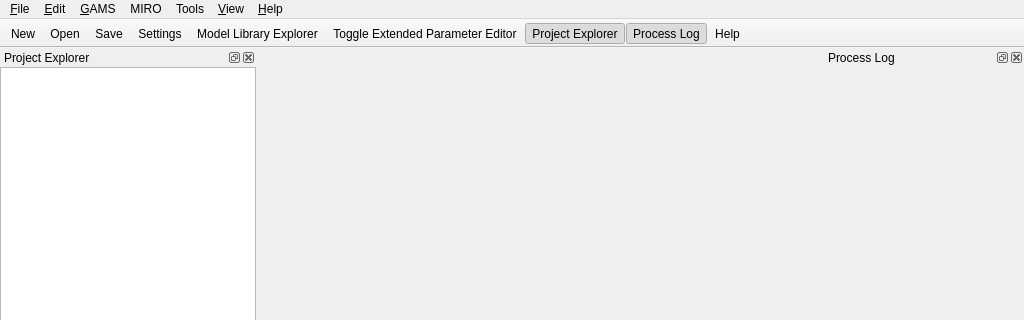
The window that src/mainwindow.ui (GAMS-dev/studio) describes before a commit, drawn with Qt 5; both pictures show x 0 to 1024 and y 0 to 320 of the 1024 by 768 pixel window.
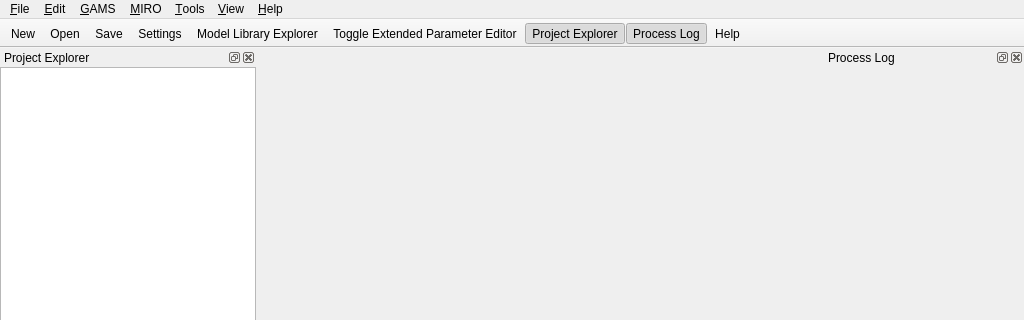
The same window after the commit. Icons and pictures are not drawn. Custom widgets are drawn as their Qt base class.

Commit message: main menu update

```diff
--- a/src/mainwindow.ui
+++ b/src/mainwindow.ui
@@ -247,14 +247,14 @@
    </widget>
    <widget class="QMenu" name="menuTools">
     <property name="title">
-     <string>Tools</string>
+     <string>&amp;Tools</string>
     </property>
     <addaction name="actionTerminal"/>
     <addaction name="actionGDX_Diff"/>
    </widget>
    <widget class="QMenu" name="menuMIRO">
     <property name="title">
-     <string>MIRO</string>
+     <string>&amp;MIRO</string>
     </property>
     <addaction name="actionBase_mode"/>
     <addaction name="actionHypercube_mode"/>
```
